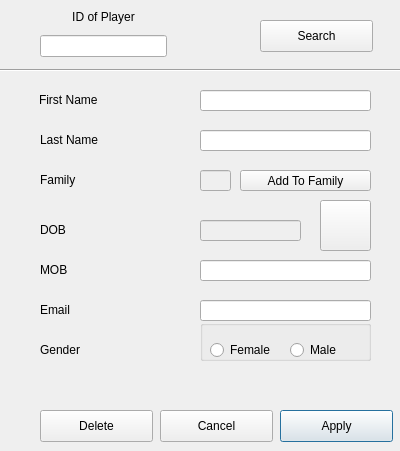
Before: the Qt Designer form editplayerdiag.ui in stefanmarjanovic/Comp, drawn with Qt 5.
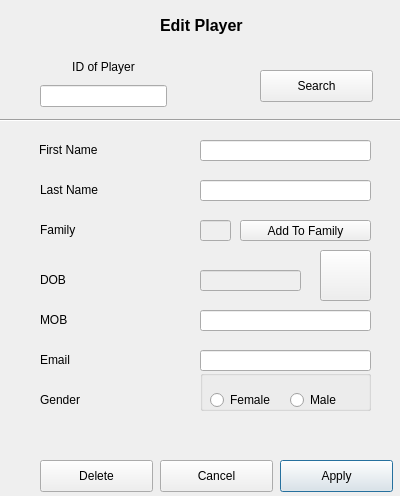
After: the same form once the commit is applied. Icons and pictures are not drawn.

Commit message:
Add Labels and Competition interface
Add titles on dialogue boxes
Add Competition interface

Diff of the .ui file:
```diff
--- a/editplayerdiag.ui
+++ b/editplayerdiag.ui
@@ -7,7 +7,7 @@
     <x>0</x>
     <y>0</y>
     <width>400</width>
-    <height>451</height>
+    <height>496</height>
    </rect>
   </property>
   <property name="windowTitle">
@@ -17,7 +17,7 @@
    <property name="geometry">
     <rect>
      <x>40</x>
-     <y>220</y>
+     <y>270</y>
      <width>121</width>
      <height>20</height>
     </rect>
@@ -30,7 +30,7 @@
    <property name="geometry">
     <rect>
      <x>200</x>
-     <y>130</y>
+     <y>180</y>
      <width>171</width>
      <height>21</height>
     </rect>
@@ -40,7 +40,7 @@
    <property name="geometry">
     <rect>
      <x>200</x>
-     <y>300</y>
+     <y>350</y>
      <width>171</width>
      <height>21</height>
     </rect>
@@ -50,7 +50,7 @@
    <property name="geometry">
     <rect>
      <x>40</x>
-     <y>130</y>
+     <y>180</y>
      <width>121</width>
      <height>20</height>
     </rect>
@@ -63,7 +63,7 @@
    <property name="geometry">
     <rect>
      <x>40</x>
-     <y>340</y>
+     <y>390</y>
      <width>121</width>
      <height>20</height>
     </rect>
@@ -76,7 +76,7 @@
    <property name="geometry">
     <rect>
      <x>280</x>
-     <y>410</y>
+     <y>460</y>
      <width>113</width>
      <height>32</height>
     </rect>
@@ -101,7 +101,7 @@
    <property name="geometry">
     <rect>
      <x>160</x>
-     <y>410</y>
+     <y>460</y>
      <width>113</width>
      <height>32</height>
     </rect>
@@ -114,7 +114,7 @@
    <property name="geometry">
     <rect>
      <x>200</x>
-     <y>90</y>
+     <y>140</y>
      <width>171</width>
      <height>21</height>
     </rect>
@@ -124,7 +124,7 @@
    <property name="geometry">
     <rect>
      <x>39</x>
-     <y>90</y>
+     <y>140</y>
      <width>121</width>
      <height>20</height>
     </rect>
@@ -137,7 +137,7 @@
    <property name="geometry">
     <rect>
      <x>200</x>
-     <y>320</y>
+     <y>370</y>
      <width>171</width>
      <height>41</height>
     </rect>
@@ -179,7 +179,7 @@
    <property name="geometry">
     <rect>
      <x>200</x>
-     <y>260</y>
+     <y>310</y>
      <width>171</width>
      <height>21</height>
     </rect>
@@ -189,7 +189,7 @@
    <property name="geometry">
     <rect>
      <x>40</x>
-     <y>300</y>
+     <y>350</y>
      <width>121</width>
      <height>20</height>
     </rect>
@@ -202,7 +202,7 @@
    <property name="geometry">
     <rect>
      <x>40</x>
-     <y>260</y>
+     <y>310</y>
      <width>121</width>
      <height>20</height>
     </rect>
@@ -215,7 +215,7 @@
    <property name="geometry">
     <rect>
      <x>-3</x>
-     <y>60</y>
+     <y>110</y>
      <width>411</width>
      <height>20</height>
     </rect>
@@ -228,7 +228,7 @@
    <property name="geometry">
     <rect>
      <x>260</x>
-     <y>20</y>
+     <y>70</y>
      <width>113</width>
      <height>32</height>
     </rect>
@@ -253,7 +253,7 @@
    <property name="geometry">
     <rect>
      <x>40</x>
-     <y>410</y>
+     <y>460</y>
      <width>113</width>
      <height>32</height>
     </rect>
@@ -272,7 +272,7 @@
    <property name="geometry">
     <rect>
      <x>200</x>
-     <y>220</y>
+     <y>270</y>
      <width>101</width>
      <height>21</height>
     </rect>
@@ -285,7 +285,7 @@
    <property name="geometry">
     <rect>
      <x>320</x>
-     <y>200</y>
+     <y>250</y>
      <width>51</width>
      <height>51</height>
     </rect>
@@ -301,7 +301,7 @@
    <property name="geometry">
     <rect>
      <x>40</x>
-     <y>10</y>
+     <y>60</y>
      <width>127</width>
      <height>47</height>
     </rect>
@@ -329,7 +329,7 @@
    <property name="geometry">
     <rect>
      <x>200</x>
-     <y>170</y>
+     <y>220</y>
      <width>31</width>
      <height>21</height>
     </rect>
@@ -342,7 +342,7 @@
    <property name="geometry">
     <rect>
      <x>40</x>
-     <y>170</y>
+     <y>220</y>
      <width>121</width>
      <height>20</height>
     </rect>
@@ -355,7 +355,7 @@
    <property name="geometry">
     <rect>
      <x>240</x>
-     <y>170</y>
+     <y>220</y>
      <width>131</width>
      <height>21</height>
     </rect>
@@ -364,6 +364,26 @@
     <string>Add To Family</string>
    </property>
   </widget>
+  <widget class="QLabel" name="label_9">
+   <property name="geometry">
+    <rect>
+     <x>160</x>
+     <y>10</y>
+     <width>131</width>
+     <height>31</height>
+    </rect>
+   </property>
+   <property name="font">
+    <font>
+     <pointsize>12</pointsize>
+     <weight>75</weight>
+     <bold>true</bold>
+    </font>
+   </property>
+   <property name="text">
+    <string>Edit Player</string>
+   </property>
+  </widget>
  </widget>
  <tabstops>
   <tabstop>id</tabstop>
```
The commit also changes 15 other files.
